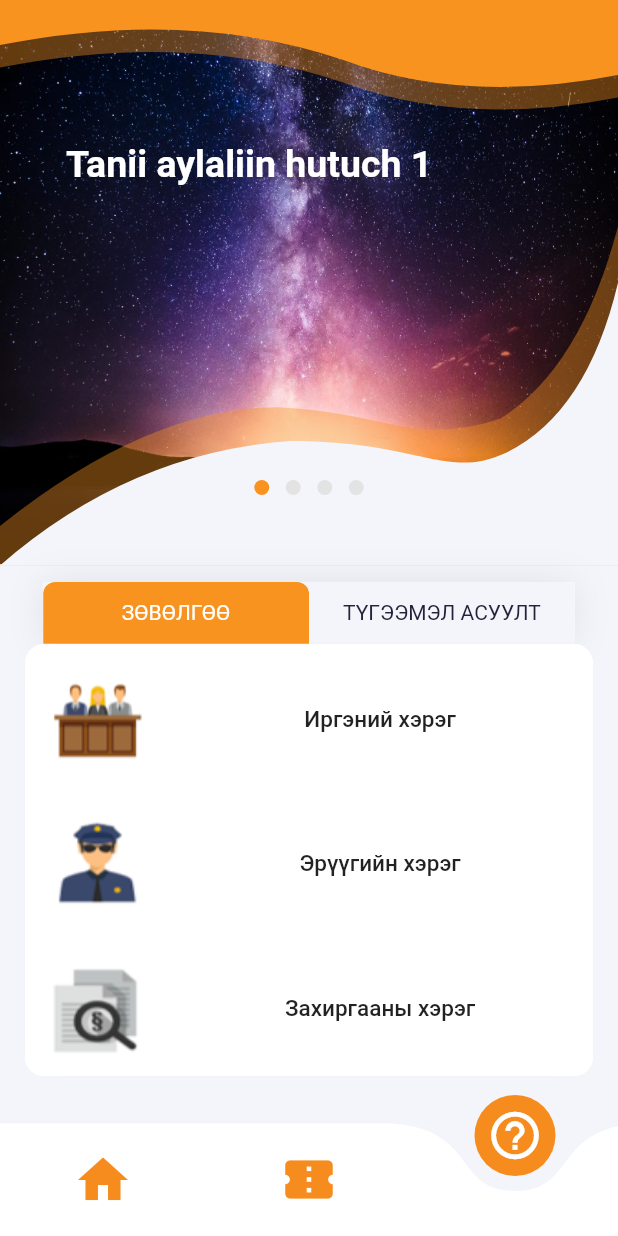
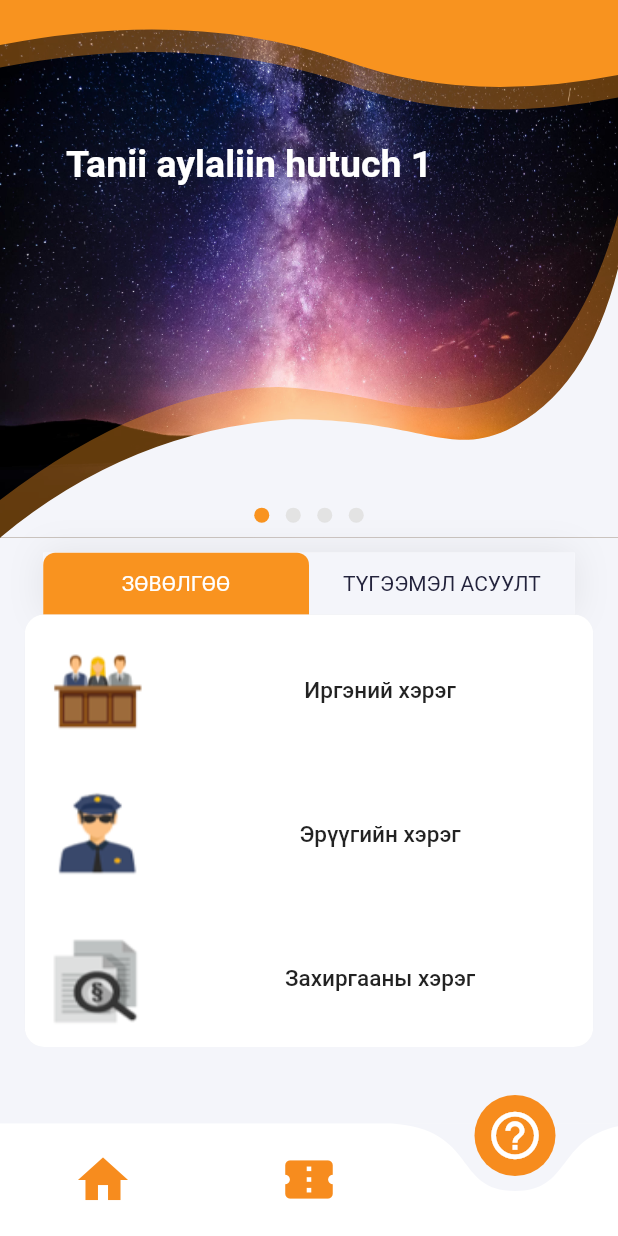
Before and after one commit to temka0170/lawapp, a Flutter app: the screen it shows after launch, item 3 of the bottom bar chosen, on a phone screen of 412 x 824 dp. Run offline on Flutter 3.47's test engine with Material 2 defaults, Android fonts, the light colour scheme and no system bars; drawn by our look-alikes of curved_navigation_bar; our stand-ins replace carousel_slider, flutter_custom_clippers; missing offline and left inert: flutter_phone_direct_caller; Roboto replaces fonts that are missing (SFProDisplay); project files that could hold a hidden picture were left out.

Commit message:
small resize fix 2

```diff
--- a/lib/custom_func_data/calculator_carousel.dart
+++ b/lib/custom_func_data/calculator_carousel.dart
@@ -127,8 +127,11 @@ class _AdScreenState extends State<AdScreen> {
             painter: FirstWave(),
           ),
         ),
-        Padding(
-          padding: const EdgeInsets.only(top: 320.0),
+        Positioned(
+          bottom: 10.0,
+          child: SizedBox(
+            width: MediaQuery.of(context).size.width,
+            child: Expanded(
               child: Row(
                 mainAxisAlignment: MainAxisAlignment.center,
                 children: <Widget>[
@@ -137,6 +140,8 @@ class _AdScreenState extends State<AdScreen> {
                   for (int i = 0; i < ads.length; i++)
                     _currentAd == i ? adIndicator(true) : adIndicator(false),
                 ],
+              ),
+            ),
           ),
         ),
       ],
--- a/lib/navigating_pages/calculator.dart
+++ b/lib/navigating_pages/calculator.dart
@@ -42,7 +42,7 @@ class _MyCustomFormState extends State<CalculatorPage> {
             children: [
               Container(
                 width: _width,
-                height: _height * 0.46,
+                height: _height * 0.435,
                 //custom carousel
                 child: AdScreen(),
               ),
--- a/lib/navigating_pages/more.dart
+++ b/lib/navigating_pages/more.dart
@@ -22,12 +22,12 @@ class _MyStatefulWidgetState extends State<More> {
           children: <Widget>[
             Container(
               width: MediaQuery.of(context).size.width,
-              height: MediaQuery.of(context).size.height * 0.46,
+              height: MediaQuery.of(context).size.height * 0.435,
               //same carousel as calculator page carousel, shuffled
               child: AdScreen(),
             ),
             Padding(
-              padding: const EdgeInsets.only(top: 9.0),
+              padding: const EdgeInsets.only(top: 10.0),
               //content table of more page
               child: MoreContainer(),
             ),
```
Lines whose indentation alone changed are shown as unchanged.
